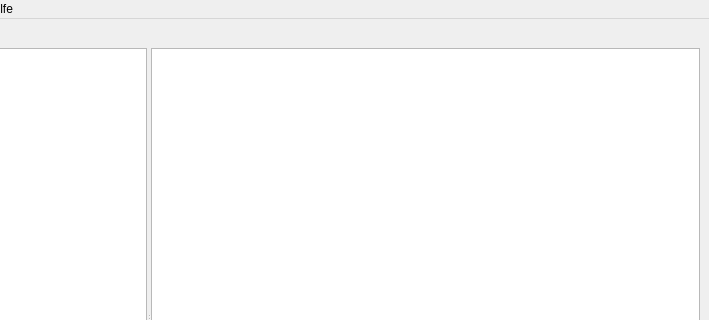
Qt form forms/archivviewer.ui (crispinus2/archivviewer) before a commit; both pictures show x 118 to 827 and y 0 to 320 of the 827 by 657 pixel window.
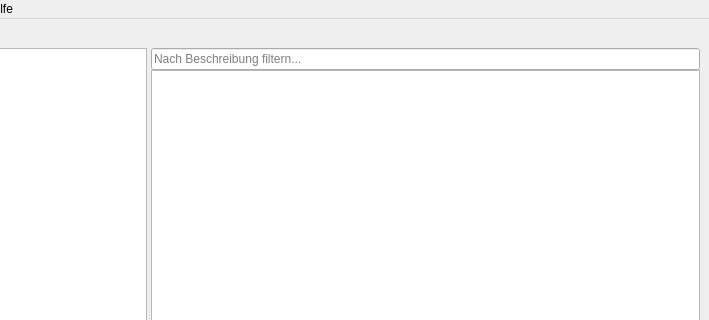
The same form after that commit.

Commit message: Implement category and description filtering.

What changed in the file:
```diff
--- a/forms/archivviewer.ui
+++ b/forms/archivviewer.ui
@@ -70,6 +70,40 @@
              <enum>QAbstractItemView::ExtendedSelection</enum>
             </property>
            </widget>
+           <widget class="QWidget" name="widget_3" native="true">
+            <property name="sizePolicy">
+             <sizepolicy hsizetype="Expanding" vsizetype="Expanding">
+              <horstretch>1</horstretch>
+              <verstretch>0</verstretch>
+             </sizepolicy>
+            </property>
+            <layout class="QVBoxLayout" name="verticalLayout_3">
+             <property name="spacing">
+              <number>0</number>
+             </property>
+             <property name="leftMargin">
+              <number>0</number>
+             </property>
+             <property name="topMargin">
+              <number>0</number>
+             </property>
+             <property name="rightMargin">
+              <number>0</number>
+             </property>
+             <property name="bottomMargin">
+              <number>0</number>
+             </property>
+             <item>
+              <widget class="QLineEdit" name="filterDescription">
+               <property name="placeholderText">
+                <string>Nach Beschreibung filtern...</string>
+               </property>
+               <property name="clearButtonEnabled">
+                <bool>true</bool>
+               </property>
+              </widget>
+             </item>
+             <item>
            <widget class="QTableView" name="documentView">
             <property name="sizePolicy">
              <sizepolicy hsizetype="Expanding" vsizetype="Expanding">
@@ -89,6 +123,9 @@
             <attribute name="verticalHeaderVisible">
              <bool>false</bool>
             </attribute>
+              </widget>
+             </item>
+            </layout>
            </widget>
           </widget>
          </item>
```
Lines whose indentation alone changed are shown as unchanged. The commit also changes 2 other files.
